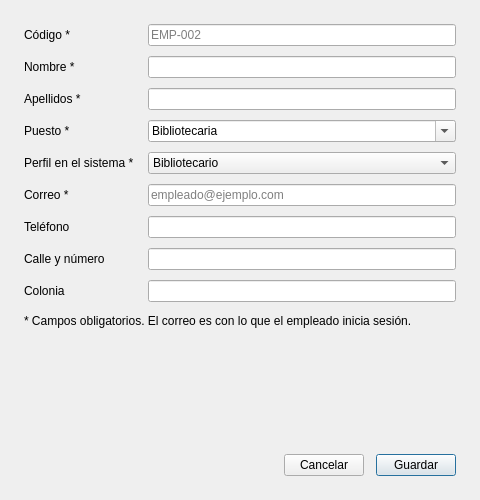
yaelink7/Biblioteca_Implementacion_Escuela_Primaria, file src/biblioteca/ui/disenos/formulario_empleado.ui: the form before one commit.
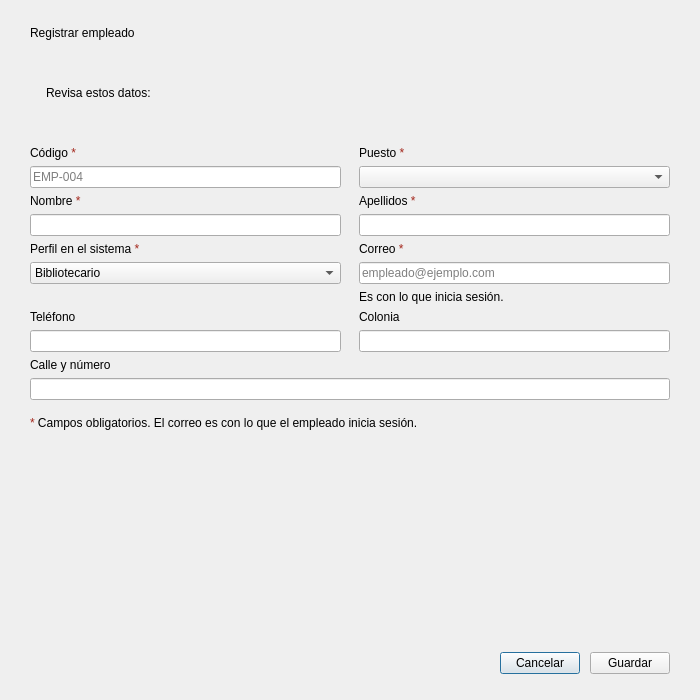
The form after the commit.

Patch:
```diff
--- a/src/biblioteca/ui/disenos/formulario_empleado.ui
+++ b/src/biblioteca/ui/disenos/formulario_empleado.ui
@@ -2,90 +2,118 @@
 <ui version="4.0">
  <class>FormularioEmpleado</class>
  <widget class="QDialog" name="FormularioEmpleado">
-  <property name="geometry">
-   <rect><x>0</x><y>0</y><width>480</width><height>500</height></rect>
-  </property>
+  <property name="geometry"><rect><x>0</x><y>0</y><width>700</width><height>700</height></rect></property>
   <property name="windowTitle"><string>Empleado</string></property>
   <layout class="QVBoxLayout" name="disposicion">
-   <property name="leftMargin"><number>24</number></property>
-   <property name="topMargin"><number>24</number></property>
-   <property name="rightMargin"><number>24</number></property>
-   <property name="bottomMargin"><number>24</number></property>
-   <property name="spacing"><number>12</number></property>
-
+   <property name="leftMargin"><number>30</number></property>
+   <property name="topMargin"><number>26</number></property>
+   <property name="rightMargin"><number>30</number></property>
+   <property name="bottomMargin"><number>26</number></property>
+   <property name="spacing"><number>16</number></property>
    <item>
-    <layout class="QFormLayout" name="formulario">
-     <property name="horizontalSpacing"><number>14</number></property>
-     <property name="verticalSpacing"><number>10</number></property>
-
+    <layout class="QVBoxLayout" name="encabezado">
+     <property name="spacing"><number>4</number></property>
+     <item>
+      <widget class="QLabel" name="etiquetaEncabezado">
+       <property name="text"><string>Registrar empleado</string></property>
+       <property name="rol" stdset="0"><string>tituloDialogo</string></property>
+      </widget>
+     </item>
+     <item>
+      <widget class="QLabel" name="etiquetaSubtitulo">
+       <property name="text"><string/></property>
+       <property name="wordWrap"><bool>true</bool></property>
+       <property name="rol" stdset="0"><string>subtituloDialogo</string></property>
+      </widget>
+     </item>
+    </layout>
+   </item>
+   <item>
+    <widget class="QFrame" name="cajaError">
+     <layout class="QVBoxLayout" name="disposicionError">
+      <property name="leftMargin"><number>16</number></property>
+      <property name="topMargin"><number>12</number></property>
+      <property name="rightMargin"><number>16</number></property>
+      <property name="bottomMargin"><number>12</number></property>
+      <property name="spacing"><number>4</number></property>
+      <item>
+       <widget class="QLabel" name="tituloError">
+        <property name="text"><string>Revisa estos datos:</string></property>
+       </widget>
+      </item>
+      <item>
+       <widget class="QLabel" name="etiquetaError">
+        <property name="text"><string/></property>
+        <property name="wordWrap"><bool>true</bool></property>
+       </widget>
+      </item>
+     </layout>
+    </widget>
+   </item>
+   <item>
+    <layout class="QGridLayout" name="formulario" columnstretch="1,1">
+     <property name="horizontalSpacing"><number>18</number></property>
+     <property name="verticalSpacing"><number>6</number></property>
      <item row="0" column="0">
       <widget class="QLabel" name="etiquetaCodigo">
-       <property name="text"><string>Código *</string></property>
+       <property name="text"><string>Código &lt;span style="color:#A3261B"&gt;*&lt;/span&gt;</string></property>
+       <property name="rol" stdset="0"><string>etiquetaCampo</string></property>
       </widget>
      </item>
      <item row="0" column="1">
-      <widget class="QLineEdit" name="campoCodigo">
-       <property name="placeholderText"><string>EMP-002</string></property>
-       <property name="minimumHeight"><number>32</number></property>
+      <widget class="QLabel" name="etiquetaPuesto">
+       <property name="text"><string>Puesto &lt;span style="color:#A3261B"&gt;*&lt;/span&gt;</string></property>
+       <property name="rol" stdset="0"><string>etiquetaCampo</string></property>
       </widget>
      </item>
-
      <item row="1" column="0">
-      <widget class="QLabel" name="etiquetaNombre">
-       <property name="text"><string>Nombre *</string></property>
+      <widget class="QLineEdit" name="campoCodigo">
+       <property name="placeholderText"><string>EMP-004</string></property>
       </widget>
      </item>
      <item row="1" column="1">
-      <widget class="QLineEdit" name="campoNombre">
-       <property name="minimumHeight"><number>32</number></property>
+      <widget class="QComboBox" name="campoPuesto">
       </widget>
      </item>
-
      <item row="2" column="0">
-      <widget class="QLabel" name="etiquetaApellido">
-       <property name="text"><string>Apellidos *</string></property>
+      <widget class="QLabel" name="etiquetaNombre">
+       <property name="text"><string>Nombre &lt;span style="color:#A3261B"&gt;*&lt;/span&gt;</string></property>
+       <property name="rol" stdset="0"><string>etiquetaCampo</string></property>
       </widget>
      </item>
      <item row="2" column="1">
-      <widget class="QLineEdit" name="campoApellido">
-       <property name="minimumHeight"><number>32</number></property>
+      <widget class="QLabel" name="etiquetaApellido">
+       <property name="text"><string>Apellidos &lt;span style="color:#A3261B"&gt;*&lt;/span&gt;</string></property>
+       <property name="rol" stdset="0"><string>etiquetaCampo</string></property>
       </widget>
      </item>
-
      <item row="3" column="0">
-      <widget class="QLabel" name="etiquetaPuesto">
-       <property name="text"><string>Puesto *</string></property>
+      <widget class="QLineEdit" name="campoNombre">
       </widget>
      </item>
      <item row="3" column="1">
-      <widget class="QComboBox" name="campoPuesto">
-       <property name="editable"><bool>true</bool></property>
-       <property name="minimumHeight"><number>32</number></property>
-       <item><property name="text"><string>Bibliotecaria</string></property></item>
-       <item><property name="text"><string>Auxiliar</string></property></item>
-       <item><property name="text"><string>Docente encargado</string></property></item>
-       <item><property name="text"><string>Dirección</string></property></item>
+      <widget class="QLineEdit" name="campoApellido">
       </widget>
      </item>
-
      <item row="4" column="0">
       <widget class="QLabel" name="etiquetaRol">
-       <property name="text"><string>Perfil en el sistema *</string></property>
+       <property name="text"><string>Perfil en el sistema &lt;span style="color:#A3261B"&gt;*&lt;/span&gt;</string></property>
+       <property name="rol" stdset="0"><string>etiquetaCampo</string></property>
       </widget>
      </item>
      <item row="4" column="1">
+      <widget class="QLabel" name="etiquetaCorreo">
+       <property name="text"><string>Correo &lt;span style="color:#A3261B"&gt;*&lt;/span&gt;</string></property>
+       <property name="rol" stdset="0"><string>etiquetaCampo</string></property>
+      </widget>
+     </item>
+     <item row="5" column="0">
       <widget class="QComboBox" name="campoRol">
        <property name="minimumHeight"><number>32</number></property>
        <item><property name="text"><string>Bibliotecario</string></property></item>
        <item><property name="text"><string>Administrador</string></property></item>
       </widget>
      </item>
-
-     <item row="5" column="0">
-      <widget class="QLabel" name="etiquetaCorreo">
-       <property name="text"><string>Correo *</string></property>
-      </widget>
-     </item>
      <item row="5" column="1">
       <widget class="QLineEdit" name="campoCorreo">
        <property name="placeholderText"><string>empleado@ejemplo.com</string></property>
@@ -94,30 +122,33 @@
      </item>
 
      <item row="6" column="0">
-      <widget class="QLabel" name="etiquetaTelefono">
-       <property name="text"><string>Teléfono</string></property>
+      <widget class="QLabel" name="notaRol">
+       <property name="text"><string/></property>
+       <property name="wordWrap"><bool>true</bool></property>
+       <property name="rol" stdset="0"><string>notaCampo</string></property>
       </widget>
      </item>
      <item row="6" column="1">
-      <widget class="QLineEdit" name="campoTelefono">
-       <property name="minimumHeight"><number>32</number></property>
+      <widget class="QLabel" name="notaCorreo">
+       <property name="text"><string>Es con lo que inicia sesión.</string></property>
+       <property name="wordWrap"><bool>true</bool></property>
+       <property name="rol" stdset="0"><string>notaCampo</string></property>
       </widget>
      </item>
-
      <item row="7" column="0">
-      <widget class="QLabel" name="etiquetaCalle">
-       <property name="text"><string>Calle y número</string></property>
+      <widget class="QLabel" name="etiquetaTelefono">
+       <property name="text"><string>Teléfono</string></property>
+       <property name="rol" stdset="0"><string>etiquetaCampo</string></property>
       </widget>
      </item>
      <item row="7" column="1">
-      <widget class="QLineEdit" name="campoCalle">
-       <property name="minimumHeight"><number>32</number></property>
-      </widget>
-     </item>
-
-     <item row="8" column="0">
       <widget class="QLabel" name="etiquetaColonia">
        <property name="text"><string>Colonia</string></property>
+       <property name="rol" stdset="0"><string>etiquetaCampo</string></property>
+      </widget>
+     </item>
+     <item row="8" column="0">
+      <widget class="QLineEdit" name="campoTelefono">
       </widget>
      </item>
      <item row="8" column="1">
@@ -125,37 +156,34 @@
        <property name="minimumHeight"><number>32</number></property>
       </widget>
      </item>
-
+     <item row="9" column="0" colspan="2">
+      <widget class="QLabel" name="etiquetaCalle">
+       <property name="text"><string>Calle y número</string></property>
+       <property name="rol" stdset="0"><string>etiquetaCampo</string></property>
+      </widget>
+     </item>
+     <item row="10" column="0" colspan="2">
+      <widget class="QLineEdit" name="campoCalle">
+      </widget>
+     </item>
     </layout>
    </item>
-
    <item>
     <widget class="QLabel" name="etiquetaAviso">
-     <property name="text">
-      <string>* Campos obligatorios. El correo es con lo que el empleado inicia sesión.</string>
-     </property>
+     <property name="text"><string>&lt;span style="color:#A3261B"&gt;*&lt;/span&gt; Campos obligatorios. El correo es con lo que el empleado inicia sesión.</string></property>
      <property name="wordWrap"><bool>true</bool></property>
     </widget>
    </item>
-
-   <item>
-    <widget class="QLabel" name="etiquetaError">
-     <property name="text"><string/></property>
-     <property name="wordWrap"><bool>true</bool></property>
-     <property name="minimumHeight"><number>40</number></property>
-     <property name="alignment"><set>Qt::AlignTop</set></property>
-    </widget>
-   </item>
-
    <item>
     <spacer name="espacio">
      <property name="orientation"><enum>Qt::Vertical</enum></property>
-     <property name="sizeHint" stdset="0"><size><width>20</width><height>10</height></size></property>
+     <property name="sizeHint" stdset="0"><size><width>40</width><height>20</height></size></property>
     </spacer>
    </item>
 
    <item>
     <layout class="QHBoxLayout" name="filaBotones">
+     <property name="spacing"><number>10</number></property>
      <item>
       <spacer name="espacioBotones">
        <property name="orientation"><enum>Qt::Horizontal</enum></property>
@@ -171,8 +199,7 @@
      <item>
       <widget class="QPushButton" name="botonGuardar">
        <property name="text"><string>Guardar</string></property>
-       <property name="minimumHeight"><number>34</number></property>
-       <property name="default"><bool>true</bool></property>
+       <property name="minimumHeight"><number>44</number></property>
       </widget>
      </item>
     </layout>
```
Left out of the diff: 23 changed lines with no effect on the pictures.
